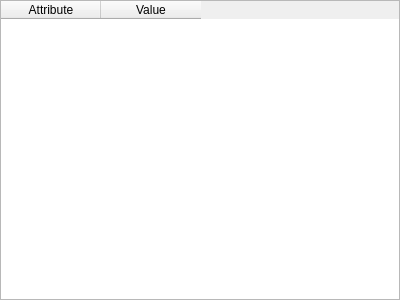
Before: the Qt Designer form romdialog.ui in DGX2000/gb-debugger, drawn with Qt 5.
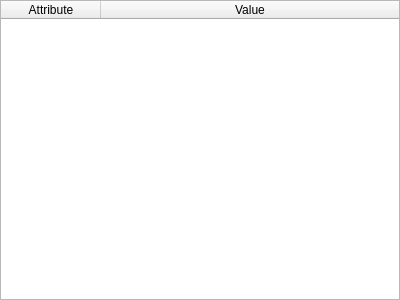
After: the same form once the commit is applied.

Commit message: Add initial attributes and values to ROM dialog

The edit to the form file:
```diff
--- a/romdialog.ui
+++ b/romdialog.ui
@@ -31,6 +31,12 @@
    </property>
    <item row="0" column="0">
     <widget class="QTableWidget" name="tableWidget">
+     <property name="editTriggers">
+      <set>QAbstractItemView::NoEditTriggers</set>
+     </property>
+     <attribute name="horizontalHeaderStretchLastSection">
+      <bool>true</bool>
+     </attribute>
      <column>
       <property name="text">
        <string>Attribute</string>
```
The commit also changes 6 other files.
